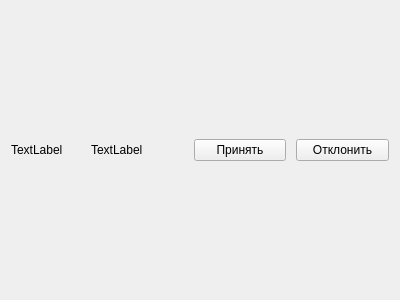
This is ui/incomingrequestwidget.ui in Korostast/chat-database-project as Qt 5 draws it before an edit. The edited form follows.
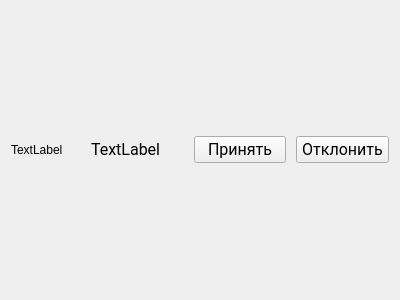
This is the edited form.

Commit message: Added style sheet. New fonts. New icons. Fixed bugs.

```diff
--- a/ui/incomingrequestwidget.ui
+++ b/ui/incomingrequestwidget.ui
@@ -44,6 +44,12 @@
        <verstretch>0</verstretch>
       </sizepolicy>
      </property>
+     <property name="font">
+      <font>
+       <family>Roboto</family>
+       <pointsize>12</pointsize>
+      </font>
+     </property>
      <property name="text">
       <string>TextLabel</string>
      </property>
@@ -51,6 +57,12 @@
    </item>
    <item>
     <widget class="QPushButton" name="incoming_request_accept">
+     <property name="font">
+      <font>
+       <family>Roboto</family>
+       <pointsize>12</pointsize>
+      </font>
+     </property>
      <property name="text">
       <string>Принять</string>
      </property>
@@ -58,6 +70,12 @@
    </item>
    <item>
     <widget class="QPushButton" name="incoming_request_decline">
+     <property name="font">
+      <font>
+       <family>Roboto</family>
+       <pointsize>12</pointsize>
+      </font>
+     </property>
      <property name="text">
       <string>Отклонить</string>
      </property>
```
The commit also changes 22 other files.
